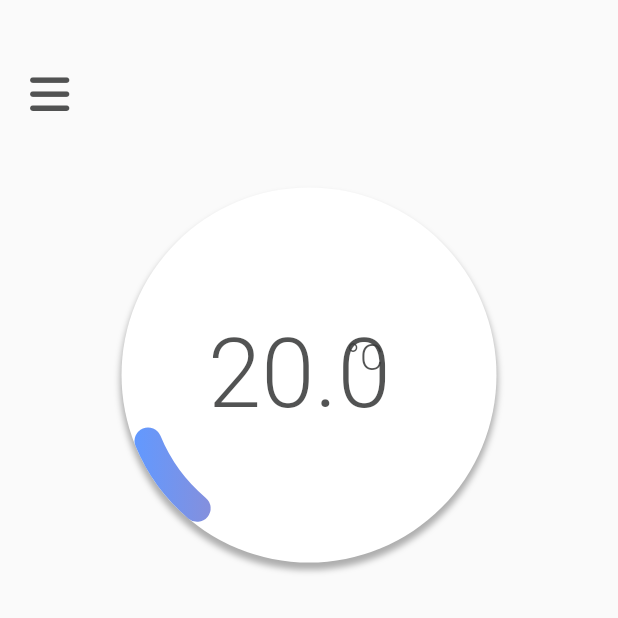
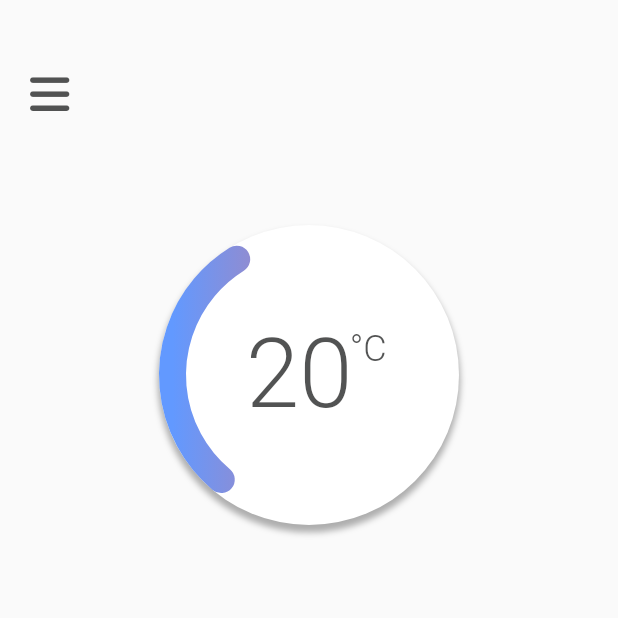
Before and after one commit to ananthunalloor/Green-Men, a Flutter app: the screen it shows after launch, on a phone screen of 412 x 824 dp, the top half of it. Run offline on Flutter 3.47's test engine with Material 2 defaults, Android fonts, the phone set to English and light mode, and no system bars; drawn by our look-alikes of percent_indicator; our stand-ins replace font_awesome_flutter; Roboto replaces fonts that are missing (Comfortaa).

Commit message:
gauge conveted to stateful widget

```diff
--- a/lib/screens/home.dart
+++ b/lib/screens/home.dart
@@ -1,3 +1,6 @@
+import 'dart:async';
+import 'dart:math';
+
 import 'package:flutter/material.dart';
 import 'package:font_awesome_flutter/font_awesome_flutter.dart';
 
@@ -13,6 +16,29 @@ class HomeScreen extends StatefulWidget {
 }
 
 class _HomeScreen extends State<HomeScreen> {
+  int randomNumber = 0;
+
+  var randomNumberGenerator = () => Random().nextInt(100);
+  late Timer timer;
+
+  @override
+  void initState() {
+    super.initState();
+    timer = Timer.periodic(
+        const Duration(seconds: 2),
+        (Timer t) => {
+              setState(() {
+                randomNumber = randomNumberGenerator();
+              }),
+            });
+  }
+
+  @override
+  void dispose() {
+    timer.cancel();
+    super.dispose();
+  }
+
   @override
   Widget build(BuildContext context) {
     final GlobalKey<ScaffoldState> scaffoldKey = GlobalKey<ScaffoldState>();
@@ -82,10 +108,10 @@ class _HomeScreen extends State<HomeScreen> {
                     decoration: const BoxDecoration(
                       color: Color(0x00FFFFFF),
                     ),
-                    child: const Align(
-                      alignment: AlignmentDirectional(0, 0),
+                    child: Align(
+                      alignment: const AlignmentDirectional(0, 0),
                       child: TemperatureGauge(
-                        temperature: 20,
+                        temperature: randomNumber,
                         percent: .3,
                       ),
                     ),
--- a/lib/widgets/temperature_gauge.dart
+++ b/lib/widgets/temperature_gauge.dart
@@ -1,23 +1,28 @@
 import 'package:flutter/material.dart';
 import 'package:percent_indicator/circular_percent_indicator.dart';
 
-class TemperatureGauge extends StatelessWidget {
-  final double temperature;
+class TemperatureGauge extends StatefulWidget {
+  const TemperatureGauge({
+    Key? key,
+    this.temperature = 27,
+    this.radius = 100,
+    this.isFahrenheit = false,
+    this.percent = 0.0,
+  }) : super(key: key);
+
+  final int temperature;
   final double radius;
   final bool isFahrenheit;
   final double percent;
 
-  const TemperatureGauge({
-    Key? key,
-    this.temperature = 27,
-    this.radius = 125,
-    this.isFahrenheit = false,
-    this.percent = 0.8,
-  }) : super(key: key);
+  @override
+  State<TemperatureGauge> createState() => _TemperatureGaugeWidget();
+}
 
+class _TemperatureGaugeWidget extends State<TemperatureGauge> {
   @override
   Widget build(BuildContext context) {
-    var size = radius * 2;
+    var size = widget.radius * 2;
     return Container(
       width: size,
       height: size,
@@ -34,8 +39,9 @@ class TemperatureGauge extends StatelessWidget {
         shape: BoxShape.circle,
       ),
       child: CircularPercentIndicator(
-        percent: percent - .223,
-        radius: radius,
+        animateFromLastPercent: true,
+        percent: widget.percent,
+        radius: widget.radius,
         lineWidth: 18,
         animation: true,
         backgroundColor: const Color(0x00F1F4F8),
@@ -50,7 +56,7 @@ class TemperatureGauge extends StatelessWidget {
             Align(
               alignment: const AlignmentDirectional(-.1, 0),
               child: Text(
-                temperature.toString(),
+                widget.temperature.toString(),
                 style: const TextStyle(
                   fontSize: 64,
                   fontWeight: FontWeight.w300,
@@ -60,7 +66,7 @@ class TemperatureGauge extends StatelessWidget {
               ),
             ),
             const Align(
-              alignment: AlignmentDirectional(.33, -.1),
+              alignment: AlignmentDirectional(.45, -.2),
               child: Text(
                 '°C',
                 style: TextStyle(
```
